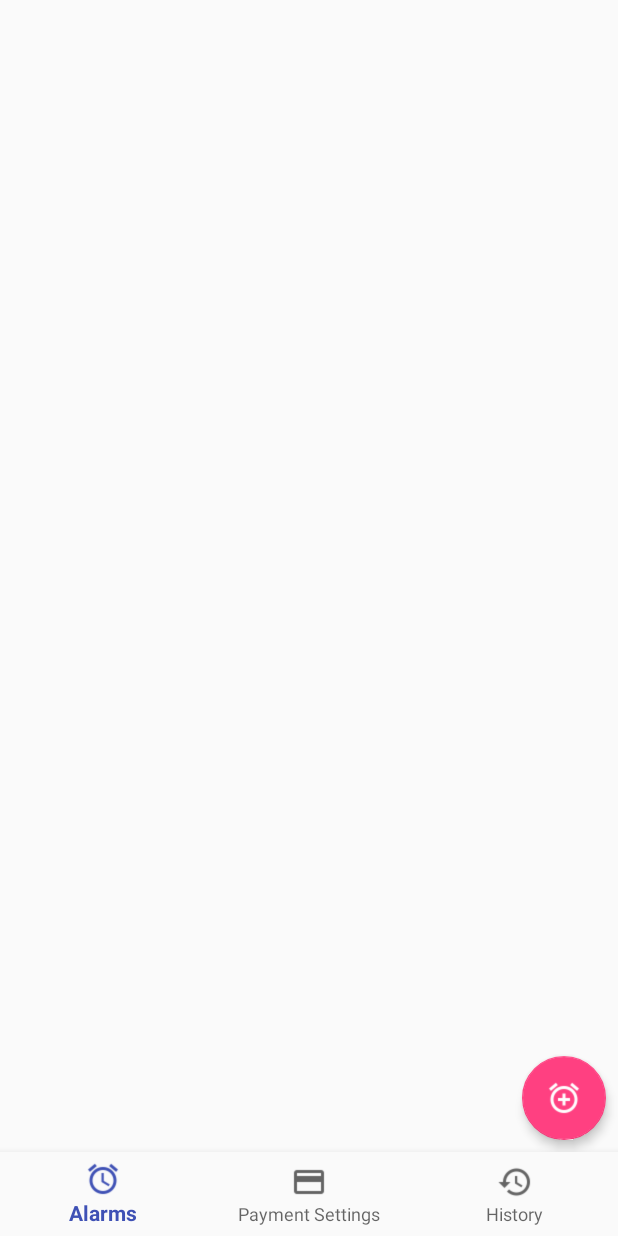
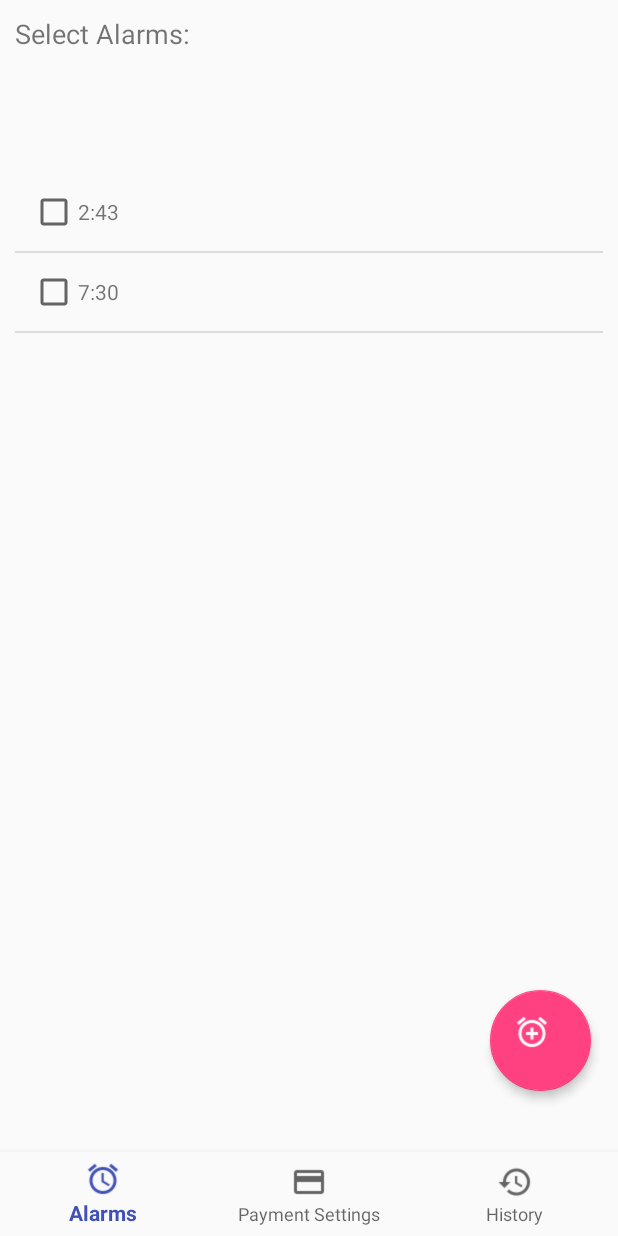
Before and after one commit to Tryptophan/Snoozify, an Android app: the screen it shows after launch (MainActivity), on a phone screen of 412 x 824 dp. Run offline under Robolectric (Android 15) with nearby library versions, the phone set to English and light mode, and no system bars.

Commit message:
Added Alarm list and object

```diff
--- a/app/src/main/java/hacktober/snoozify/Alarm.java
+++ b/app/src/main/java/hacktober/snoozify/Alarm.java
@@ -5,4 +5,20 @@ package hacktober.snoozify;
  */
 
 public class Alarm {
+    private int hour;
+    private int minute;
+
+    public Alarm(int hour, int minute) {
+        this.hour = hour;
+        this.minute = minute;
+    }
+
+    public int getHour() {
+
+        return hour;
+    }
+
+    public int getMinute() {
+        return minute;
+    }
 }
--- a/app/src/main/java/hacktober/snoozify/NewAlarmActivity.java
+++ b/app/src/main/java/hacktober/snoozify/NewAlarmActivity.java
@@ -40,6 +40,7 @@ public class NewAlarmActivity extends Activity {
             @Override
             public void onClick(View v) {
 //                String strDateTime = dp.getYear() + "-" + (dp.getMonth() + 1) + "-" + dp.getDayOfMonth() + " " + tp.getCurrentHour() + ":" + tp.getCurrentMinute();
+                Alarm A = new Alarm(tp.getCurrentHour(), tp.getCurrentMinute());
                 String strDateTime = tp.getCurrentHour() + ":" + tp.getCurrentMinute();
                 Toast.makeText(NewAlarmActivity.this, "User has selected " + strDateTime, Toast.LENGTH_LONG).show();
 
--- /dev/null
+++ b/app/src/main/java/hacktober/snoozify/fragments/AlarmAdapter.java
@@ -0,0 +1,45 @@
+package hacktober.snoozify.fragments;
+
+/**
+ * Created by jcd4912 on 10/21/2017.
+ */
+
+import android.content.Context;
+import android.support.annotation.NonNull;
+import android.view.LayoutInflater;
+import android.view.View;
+import android.view.ViewGroup;
+import android.widget.ArrayAdapter;
+import android.widget.TextView;
+
+import java.util.List;
+
+import hacktober.snoozify.Alarm;
+import hacktober.snoozify.R;
+
+public class AlarmAdapter extends ArrayAdapter {
+
+
+    public AlarmAdapter(@NonNull Context context, List<Alarm> list) {
+        super(context, 0, list);
+    }
+
+    @Override
+    public View getView(int position, View convertView, ViewGroup parent) {
+
+        // Get the data item for this position
+        Alarm alarm = (Alarm) getItem(position);
+        // Check if an existing view is being reused, otherwise inflate the view
+        if (convertView == null) {
+            convertView = LayoutInflater.from(getContext()).inflate(R.layout.alarm_list_item, parent, false);
+        }
+        // Lookup view for data population
+        TextView name = (TextView) convertView.findViewById(R.id.alarm_name);
+
+        // Populate the data into the template view using the data object
+        name.setText(alarm.getHour() + ":" + alarm.getMinute());
+
+        // Return the completed view to render on screen
+        return convertView;
+    }
+}
--- a/app/src/main/java/hacktober/snoozify/fragments/AlarmsFragment.java
+++ b/app/src/main/java/hacktober/snoozify/fragments/AlarmsFragment.java
@@ -7,7 +7,12 @@ import android.support.v4.app.Fragment;
 import android.view.LayoutInflater;
 import android.view.View;
 import android.view.ViewGroup;
+import android.widget.ListView;
 
+import java.util.ArrayList;
+import java.util.List;
+
+import hacktober.snoozify.Alarm;
 import hacktober.snoozify.MainActivity;
 import hacktober.snoozify.NewAlarmActivity;
 import hacktober.snoozify.R;
@@ -28,5 +33,19 @@ public class AlarmsFragment extends Fragment {
                 startActivity(myIntent);
             }
         });
+        // TODO: Get the list of added alarms from the internal database
+        List<Alarm> alarms = new ArrayList<>();
+
+        alarms.add(new Alarm(2, 43));
+        alarms.add(new Alarm(7, 30));
+
+        // Add the charities to the listview
+        AlarmAdapter adapter = new AlarmAdapter(view.getContext(), alarms);
+
+        ListView listView = (ListView) view.findViewById(R.id.alarm_list);
+        listView.setAdapter(adapter);
+
+        // TODO: Save the settings to a settings table in the internal db
+
     }
 }
--- /dev/null
+++ b/app/src/main/res/layout/alarm_list_item.xml
@@ -0,0 +1,17 @@
+<?xml version="1.0" encoding="utf-8"?>
+<LinearLayout xmlns:android="http://schemas.android.com/apk/res/android"
+    android:layout_width="match_parent"
+    android:layout_height="match_parent"
+    android:padding="10dp">
+
+    <CheckBox
+        android:layout_width="wrap_content"
+        android:layout_height="wrap_content" />
+
+    <TextView
+        android:id="@+id/alarm_name"
+        android:layout_width="wrap_content"
+        android:layout_height="wrap_content"
+        android:layout_weight="1" />
+
+</LinearLayout>
--- a/app/src/main/res/layout/alarms_layout.xml
+++ b/app/src/main/res/layout/alarms_layout.xml
@@ -1,12 +1,31 @@
 <?xml version="1.0" encoding="utf-8"?>
-<FrameLayout xmlns:android="http://schemas.android.com/apk/res/android"
+<LinearLayout xmlns:android="http://schemas.android.com/apk/res/android"
+    xmlns:app="http://schemas.android.com/apk/res-auto"
     android:layout_width="match_parent"
     android:layout_height="match_parent"
-    xmlns:app="http://schemas.android.com/apk/res-auto">
+    android:orientation="vertical"
+    android:padding="10dp"
+    android:weightSum="1">
+
+    <TextView
+        android:id="@+id/textView"
+        android:layout_width="match_parent"
+        android:layout_height="wrap_content"
+        android:layout_marginBottom="40dp"
+        android:text="@string/select_alarms"
+        android:textSize="18sp"
+        android:layout_weight="0.12" />
+
+    <ListView
+        android:id="@+id/alarm_list"
+        android:layout_width="match_parent"
+        android:layout_height="270dp"
+        android:layout_weight="0.78"
+        android:layout_marginBottom="10dp"></ListView>
 
     <android.support.design.widget.FloatingActionButton
         android:id="@+id/addAlarm"
-        android:layout_width="wrap_content"
+        android:layout_width="67dp"
         android:layout_height="wrap_content"
         android:layout_gravity="bottom|right"
         android:layout_marginBottom="8dp"
@@ -14,6 +33,6 @@
         android:layout_marginRight="8dp"
         android:src="@drawable/ic_alarm_add_white_24dp"
         app:elevation="4dp"
-        />
+        android:layout_weight="0.12" />
 
-</FrameLayout>
+</LinearLayout>
--- a/app/src/main/res/values/strings.xml
+++ b/app/src/main/res/values/strings.xml
@@ -6,4 +6,5 @@
     <string name="card_information">Card Information</string>
     <string name="save_settings">Save Settings</string>
     <string name="select_charities">Select Charities to Donate to</string>
+    <string name="select_alarms">Select Alarms:</string>
 </resources>
```
